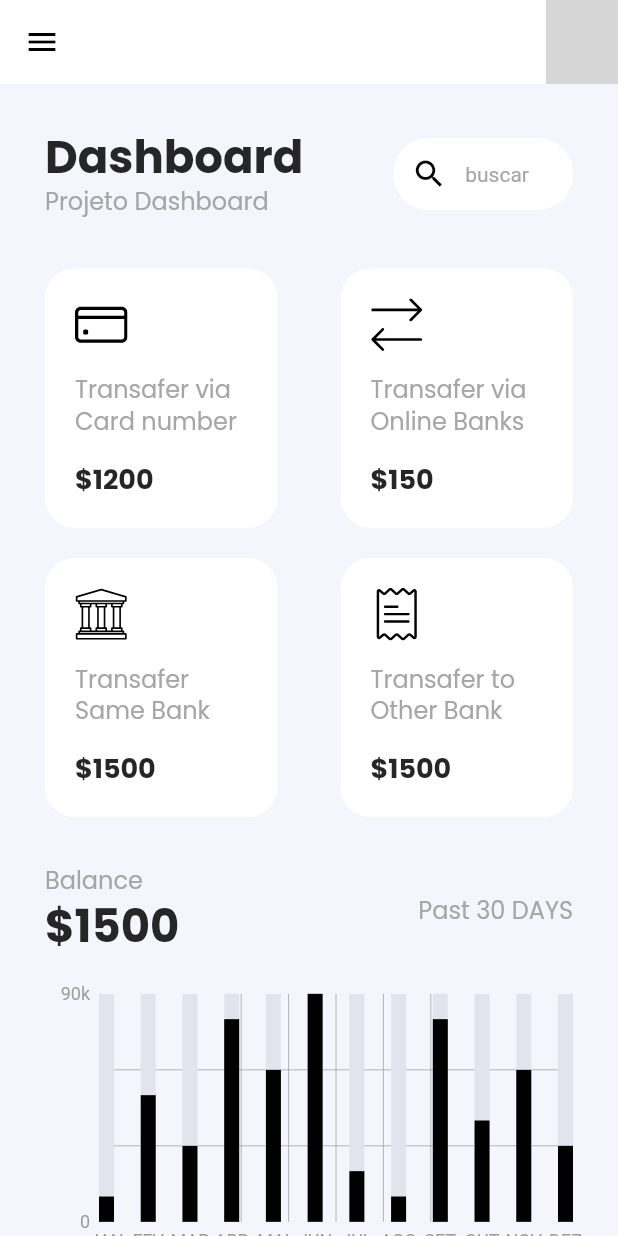
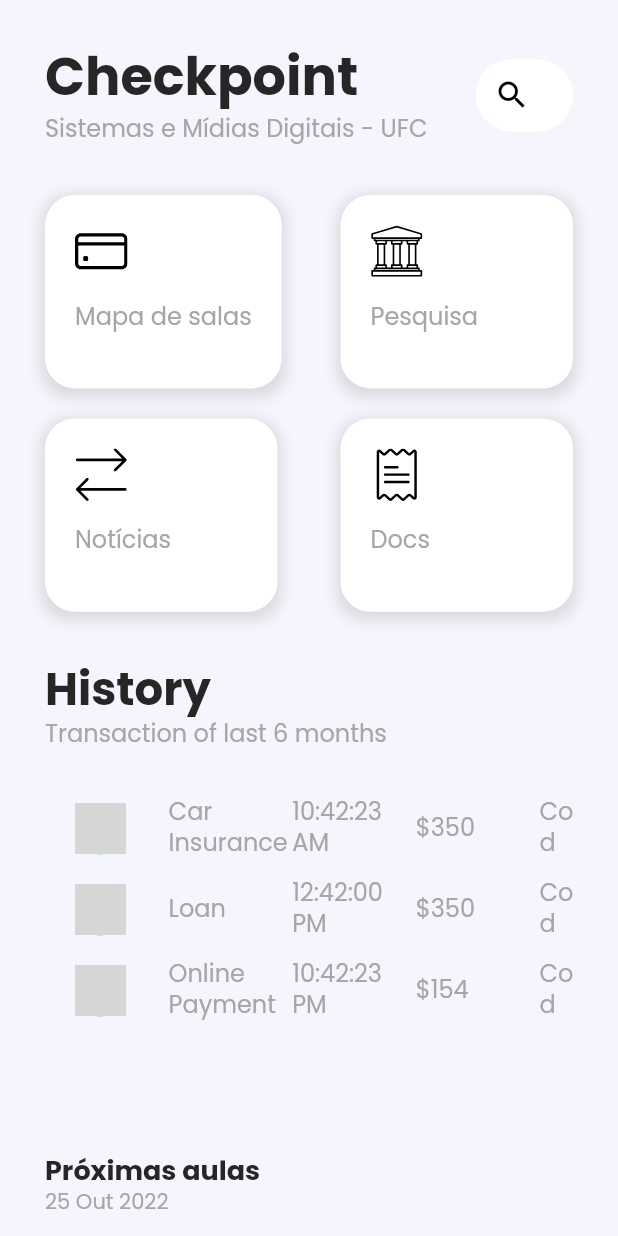
Before and after one commit to pedrowfilho/painel_interativo_smd, a Flutter app: the screen it shows after launch, on a phone screen of 412 x 824 dp. Run offline on Flutter 3.47's test engine with Material 2 defaults, Android fonts, the phone set to English and light mode, and no system bars; drawn by our look-alikes of fl_chart; our stand-ins replace flutter_svg; network calls fail; grey boxes are pictures that could not be loaded.

Commit message:
adaptação do layout.

```diff
--- a/lib/component/header.dart
+++ b/lib/component/header.dart
@@ -1,7 +1,6 @@
 import 'package:flutter/material.dart';
 import 'package:painel_interativo_smd/config/responsive.dart';
 import 'package:painel_interativo_smd/style/colors.dart';
-
 import '../style/style.dart';
 
 class Header extends StatelessWidget {
@@ -18,12 +17,12 @@
             crossAxisAlignment: CrossAxisAlignment.start,
             children: [
               PrimaryText(
-                text: 'Dashboard',
-                size: 30.0,
+                text: 'Checkpoint',
+                size: 35.0,
                 fontWeight: FontWeight.w800,
               ),
               PrimaryText(
-                text: 'Projeto Dashboard',
+                text: 'Sistemas e Mídias Digitais - UFC',
                 size: 16.0,
                 color: AppColors.secondary,
               )
--- a/lib/component/infoCard.dart
+++ b/lib/component/infoCard.dart
@@ -17,15 +17,23 @@
   Widget build(BuildContext context) {
     return Container(
       constraints:
-          BoxConstraints(minWidth: Responsive.isDesktop(context) ? 200.0 : 155),
+          BoxConstraints(minWidth: Responsive.isDesktop(context) ? 200 : 155),
       padding: EdgeInsets.only(
           top: 20.0,
           left: 20.0,
           bottom: 20.0,
-          right: Responsive.isDesktop(context) ? 40.0 : 20),
+          right: Responsive.isDesktop(context) ? 40 : 20),
       decoration: BoxDecoration(
         borderRadius: BorderRadius.circular(20.0),
         color: AppColors.white,
+        boxShadow: [
+          BoxShadow(
+            color: Colors.grey.withOpacity(0.3),
+            spreadRadius: 3,
+            blurRadius: 7,
+            offset: const Offset(0, 3), // changes position of shadow
+          ),
+        ],
       ),
       child: Column(
         crossAxisAlignment: CrossAxisAlignment.start,
@@ -45,7 +53,7 @@
           SizedBox(
             height: SizeConfig.blockSizeVertical! * 2,
           ),
-          PrimaryText(text: amount!, fontWeight: FontWeight.w700, size: 18)
+          //PrimaryText(text: amount!, fontWeight: FontWeight.w700, size: 18)
         ],
       ),
     );
--- a/lib/component/paymentDetailList.dart
+++ b/lib/component/paymentDetailList.dart
@@ -28,7 +28,7 @@
                   offset: Offset(15.0, 10.0))
             ],
           ),
-          child: Image.asset("assets/card.png"),
+          //child: Image.asset("assets/card.png"),
         ),
         SizedBox(
           height: SizeConfig.blockSizeVertical! * 5,
@@ -57,14 +57,15 @@
               recentActivities.length,
               (index) => PaymentListTile(
                     icon: recentActivities[index]["icon"],
-                    label: recentActivities[index]["label"],
-                    amount: recentActivities[index]["amount"],
+                    disciplina: recentActivities[index]["disciplina"],
+                    professor: recentActivities[index]["professor"],
+                    sala: recentActivities[index]["sala"],
                   )),
         ),
         SizedBox(
           height: SizeConfig.blockSizeVertical! * 5,
         ),
-        Column(
+        /*Column(
           crossAxisAlignment: CrossAxisAlignment.start,
           children: [
             PrimaryText(
@@ -91,7 +92,7 @@
                     label: upcomingPayments[index]["label"],
                     amount: upcomingPayments[index]["amount"],
                   )),
-        ),
+        ),*/
       ],
     );
   }
--- a/lib/dashboard.dart
+++ b/lib/dashboard.dart
@@ -3,6 +3,7 @@
 import 'package:painel_interativo_smd/component/historyTable.dart';
 import 'package:painel_interativo_smd/config/responsive.dart';
 import 'package:painel_interativo_smd/config/size_config.dart';
+import 'package:painel_interativo_smd/mapadesalas.dart';
 import 'package:painel_interativo_smd/style/colors.dart';
 import 'package:painel_interativo_smd/component/appBarActionItems';
 import 'package:painel_interativo_smd/style/style.dart';
@@ -21,11 +22,11 @@
     SizeConfig().init(context);
     return Scaffold(
       key: _drawerKey,
-      drawer: SizedBox(
+      /*drawer: SizedBox(
         width: 100,
         child: SideMenu(),
-      ),
-      appBar: !Responsive.isDesktop(context)
+      ),*/
+      /*appBar: !Responsive.isDesktop(context)
           ? AppBar(
               elevation: 0,
               backgroundColor: AppColors.white,
@@ -42,16 +43,16 @@
                 AppBarActionItems(),
               ],
             )
-          : PreferredSize(child: SizedBox(), preferredSize: Size.zero),
+          : PreferredSize(child: SizedBox(), preferredSize: Size.zero),*/
       body: SafeArea(
         child: Row(
           crossAxisAlignment: CrossAxisAlignment.start,
           children: [
-            if (Responsive.isDesktop(context))
+            /*if (Responsive.isDesktop(context))
               Expanded(
                 flex: 1,
                 child: SideMenu(),
-              ),
+              ),*/
             Expanded(
               flex: 10,
               child: SafeArea(
@@ -71,21 +72,39 @@
                           runSpacing: 20,
                           alignment: WrapAlignment.spaceBetween,
                           children: [
-                            InfoCard(
-                                icon: 'assets/credit-card.svg',
-                                label: 'Transafer via \nCard number',
-                                amount: '\$1200'),
+                            GestureDetector(
+                              onTap: () {
+                                Navigator.push(
+                                  context,
+                                  MaterialPageRoute(
+                                      builder: (context) => MapaDeSalas()),
+                                );
+                              },
+                              child: InfoCard(
+                                  icon: 'assets/credit-card.svg',
+                                  label: 'Mapa de salas',
+                                  amount: '\$1200'),
+                            ),
+                            GestureDetector(
+                              onTap: () {
+                                Navigator.push(
+                                  context,
+                                  MaterialPageRoute(
+                                      builder: (context) => MapaDeSalas()),
+                                );
+                              },
+                              child: InfoCard(
+                                  icon: 'assets/bank.svg',
+                                  label: 'Pesquisa',
+                                  amount: '\$150'),
+                            ),
                             InfoCard(
                                 icon: 'assets/transfer.svg',
-                                label: 'Transafer via \nOnline Banks',
-                                amount: '\$150'),
-                            InfoCard(
-                                icon: 'assets/bank.svg',
-                                label: 'Transafer \nSame Bank',
+                                label: 'Notícias',
                                 amount: '\$1500'),
                             InfoCard(
                                 icon: 'assets/invoice.svg',
-                                label: 'Transafer to \nOther Bank',
+                                label: 'Docs',
                                 amount: '\$1500'),
                           ],
                         ),
@@ -93,7 +112,7 @@
                       SizedBox(
                         height: SizeConfig.blockSizeVertical! * 4,
                       ),
-                      Row(
+                      /*Row(
                         mainAxisAlignment: MainAxisAlignment.spaceBetween,
                         crossAxisAlignment: CrossAxisAlignment.center,
                         children: [
@@ -107,7 +126,7 @@
                                 color: AppColors.secondary,
                               ),
                               PrimaryText(
-                                  text: '\$1500',
+                                  text: 'Notícias',
                                   size: 30,
                                   fontWeight: FontWeight.w800),
                             ],
@@ -129,7 +148,7 @@
                       ),
                       SizedBox(
                         height: SizeConfig.blockSizeVertical! * 5,
-                      ),
+                      ),*/
                       Column(
                         crossAxisAlignment: CrossAxisAlignment.start,
                         children: [
@@ -165,7 +184,7 @@
                   child: SingleChildScrollView(
                     padding: EdgeInsets.symmetric(vertical: 30, horizontal: 30),
                     child: Column(
-                      children: [AppBarActionItems(), PaymentDetailList()],
+                      children: [PaymentDetailList()],
                     ),
                   ),
                 ),
--- a/lib/data.dart
+++ b/lib/data.dart
@@ -1,56 +1,55 @@
 const recentActivities = [
   {
     "icon": 'assets/drop.svg',
-    "label": 'Water Bill',
-    "amount": "\$120"
+    "disciplina": 'Disciplina',
+    "professor": "Professor",
+    "sala": 'Sala/Lab.'
   },
   {
     "icon": 'assets/salary.svg',
-    "label": 'Income Salary',
-    "amount": "\$4500"
+    "disciplina": 'Disciplina',
+    "professor": "Professor",
+    "sala": 'Sala/Lab.'
   },
   {
     "icon": 'assets/electricity.svg',
-    "label": 'Electric Bill',
-    "amount": "\$150"
+    "disciplina": 'Disciplina',
+    "professor": "Professor",
+    "sala": 'Sala/Lab.'
   },
   {
     "icon": 'assets/wifi.svg',
-    "label": 'Internet Bill',
-    "amount": "\$60"
+    "disciplina": 'Disciplina',
+    "professor": "Professor",
+    "sala": 'Sala/Lab.'
   },
 ];
 
 const upcomingPayments = [
-  {
-    "icon": 'assets/home.svg',
-    "label": 'Home Rent',
-    "amount": "\$1500"
-  },
-  {
-    "icon": 'assets/salary.svg',
-    "label": 'Car Insurance',
-    "amount": "\$150"
-  },
+  {"icon": 'assets/home.svg', "label": 'Home Rent', "amount": "\$1500"},
+  {"icon": 'assets/salary.svg', "label": 'Car Insurance', "amount": "\$150"},
 ];
 
 const transactionHistory = [
   {
-    "avatar": 'https://cdn.shopify.com/s/files/1/0045/5104/9304/t/27/assets/AC_ECOM_SITE_2020_REFRESH_1_INDEX_M2_THUMBS-V2-1.jpg?v=8913815134086573859',
+    "avatar":
+        'https://cdn.shopify.com/s/files/1/0045/5104/9304/t/27/assets/AC_ECOM_SITE_2020_REFRESH_1_INDEX_M2_THUMBS-V2-1.jpg?v=8913815134086573859',
     "label": 'Car Insurance',
     "amount": "\$350",
     "time": "10:42:23 AM",
     "status": "Completed",
   },
   {
-    "avatar": 'https://cdn.shopify.com/s/files/1/0045/5104/9304/t/27/assets/AC_ECOM_SITE_2020_REFRESH_1_INDEX_M2_THUMBS-V2-1.jpg?v=8913815134086573859',
+    "avatar":
+        'https://cdn.shopify.com/s/files/1/0045/5104/9304/t/27/assets/AC_ECOM_SITE_2020_REFRESH_1_INDEX_M2_THUMBS-V2-1.jpg?v=8913815134086573859',
     "label": 'Loan',
     "amount": "\$350",
     "time": "12:42:00 PM",
     "status": "Completed",
   },
   {
-    "avatar": 'https://cdn.shopify.com/s/files/1/0045/5104/9304/t/27/assets/AC_ECOM_SITE_2020_REFRESH_1_INDEX_M2_THUMBS-V2-1.jpg?v=8913815134086573859',
+    "avatar":
+        'https://cdn.shopify.com/s/files/1/0045/5104/9304/t/27/assets/AC_ECOM_SITE_2020_REFRESH_1_INDEX_M2_THUMBS-V2-1.jpg?v=8913815134086573859',
     "label": 'Online Payment',
     "amount": "\$154",
     "time": "10:42:23 PM",
--- a/lib/main.dart
+++ b/lib/main.dart
@@ -15,7 +15,7 @@
   Widget build(BuildContext context) {
     return MaterialApp(
       debugShowCheckedModeBanner: false,
-      title: 'Flutter Demo',
+      title: 'Painel Interativo SMD',
       theme: ThemeData(
           primarySwatch: Colors.blue,
           scaffoldBackgroundColor: AppColors.primaryBg),
```
Also changed, not shown: lib/component/paymentListTile.dart (+10 -8 lines), lib/mapadesalas.dart (added, +13 -0 lines).
